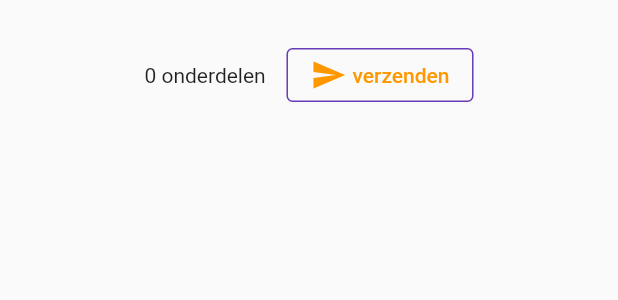
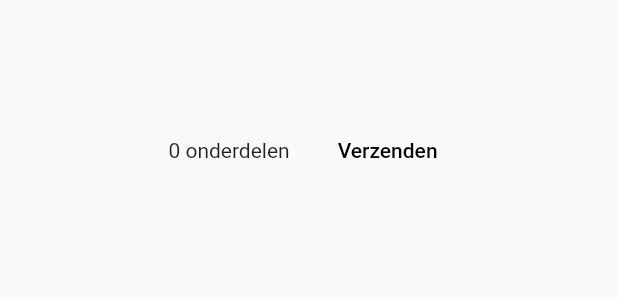
Before and after one commit to antonschins/schoolstrijd2, a Flutter app: the _CartTotal widget shown alone on an empty page, opened directly, on a phone screen of 412 x 824 dp. Shown: the top 300 px of the screen. Run offline on Flutter 3.47's test engine with Material 2 defaults, Android fonts, the phone set to English and light mode, and no system bars; our stand-ins replace cloud_firestore, firebase_auth, firebase_core, google_fonts; accounts and stored records are empty.

Commit message:
hopelijk complete versie vanaf laptop

```diff
--- a/lib/src/cartscreen.dart
+++ b/lib/src/cartscreen.dart
@@ -1,7 +1,10 @@
+// Copyright 2019 The Flutter team. All rights reserved.
+// Use of this source code is governed by a BSD-style license that can be
+// found in the LICENSE file.
+
 import 'package:flutter/material.dart';
 import 'package:provider/provider.dart';
 import 'cartmodel.dart';
-import 'verzenden.dart';
 
 class MyCart extends StatelessWidget {
   @override
@@ -47,6 +50,7 @@ class _CartList extends StatelessWidget {
           icon: Icon(Icons.remove_circle_outline),
           onPressed: () {
             cart.remove(cart.items[index]);
+//            print(index);
           },
         ),
         title: Text(
@@ -61,11 +65,11 @@ class _CartList extends StatelessWidget {
 class _CartTotal extends StatelessWidget {
   @override
   Widget build(BuildContext context) {
-//    var hugeStyle =
-//        Theme.of(context).textTheme.headline1!.copyWith(fontSize: 48);
+    var hugeStyle =
+        Theme.of(context).textTheme.headline1!.copyWith(fontSize: 48);
 
     return SizedBox(
-      height: 100,
+      height: 200,
       child: Center(
         child: Row(
           mainAxisAlignment: MainAxisAlignment.center,
@@ -78,8 +82,16 @@ class _CartTotal extends StatelessWidget {
             // the rest of the widgets in this build method.
             Consumer<CartModel>(
                 builder: (context, cart, child) =>
-                    Text('${cart.totalPrice} onderdelen    ')),
-            Verzenden()
+                    Text('${cart.totalPrice} onderdelen')),  //, style: hugeStyle)),
+            SizedBox(width: 24),
+            TextButton(
+              onPressed: () {
+                ScaffoldMessenger.of(context).showSnackBar(
+                    SnackBar(content: Text('Dit kan ik nog niet!!')));
+              },
+              style: TextButton.styleFrom(primary: Colors.black),
+              child: Text('Verzenden'),
+            ),
           ],
         ),
       ),
--- a/lib/src/verzenden.dart
+++ b/lib/src/verzenden.dart
@@ -58,7 +58,7 @@ class _ActiLijstState extends State<ActiLijst> {
 
   @override
   Widget build(BuildContext context) {
-    var cart = context.watch<CartModel>();
+//    var cart = context.watch<CartModel>();
 
     return SizedBox(
       height: 100,
@@ -68,7 +68,7 @@ class _ActiLijstState extends State<ActiLijst> {
           children: [
             StyledButton(
               onPressed: () async {
-                await widget.addActilijst(cart.itemnrs); //effe opzoeken
+//                await widget.addActilijst(cart.itemnrs); //effe opzoeken
 //                    if (_formKey.currentState!.validate()) {
 //                      await widget.addActilijst(_controller.text);
 //                      _controller.clear();
```
Also changed, not shown: lib/main.dart (+6 -5 lines), lib/src/kiezen.dart (deleted, +0 -65 lines), lib/src/rooster.dart (deleted, +0 -15 lines), pubspec.lock.
